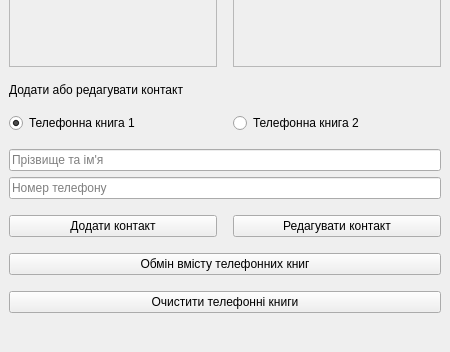
This is lab9/ui/task3_interface.ui in Ihor-Mykytiuk/university-projects as Qt 5 draws it before an edit; both pictures show x 0 to 450 and y 348 to 700 of the 450 by 700 pixel window. The edited form follows.
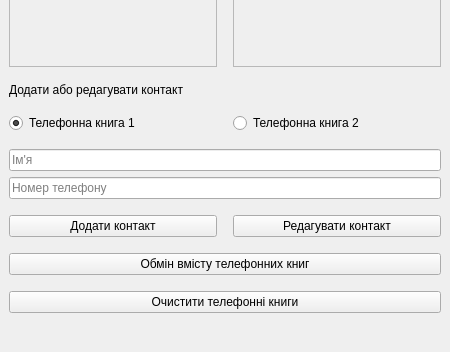
This is the edited form.

What changed in the file:
```diff
--- a/lab9/ui/task3_interface.ui
+++ b/lab9/ui/task3_interface.ui
@@ -112,7 +112,7 @@
         <item>
          <widget class="QLineEdit" name="input_name">
           <property name="placeholderText">
-           <string>Прізвище та ім'я</string>
+           <string>Ім'я</string>
           </property>
          </widget>
         </item>
```
